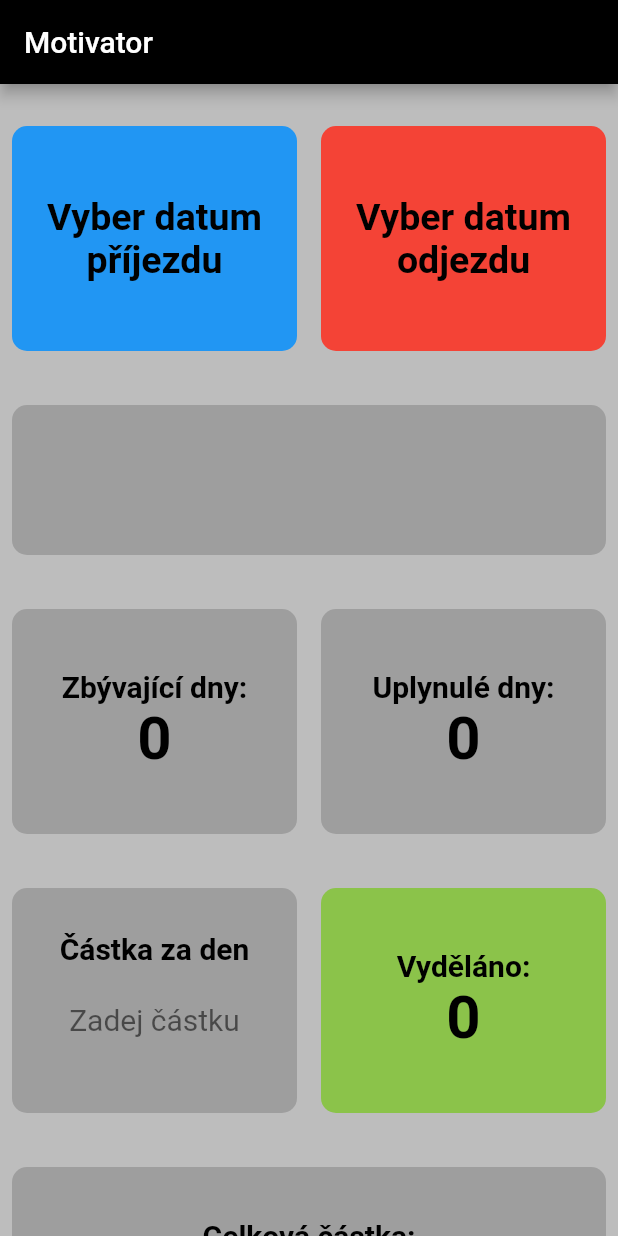
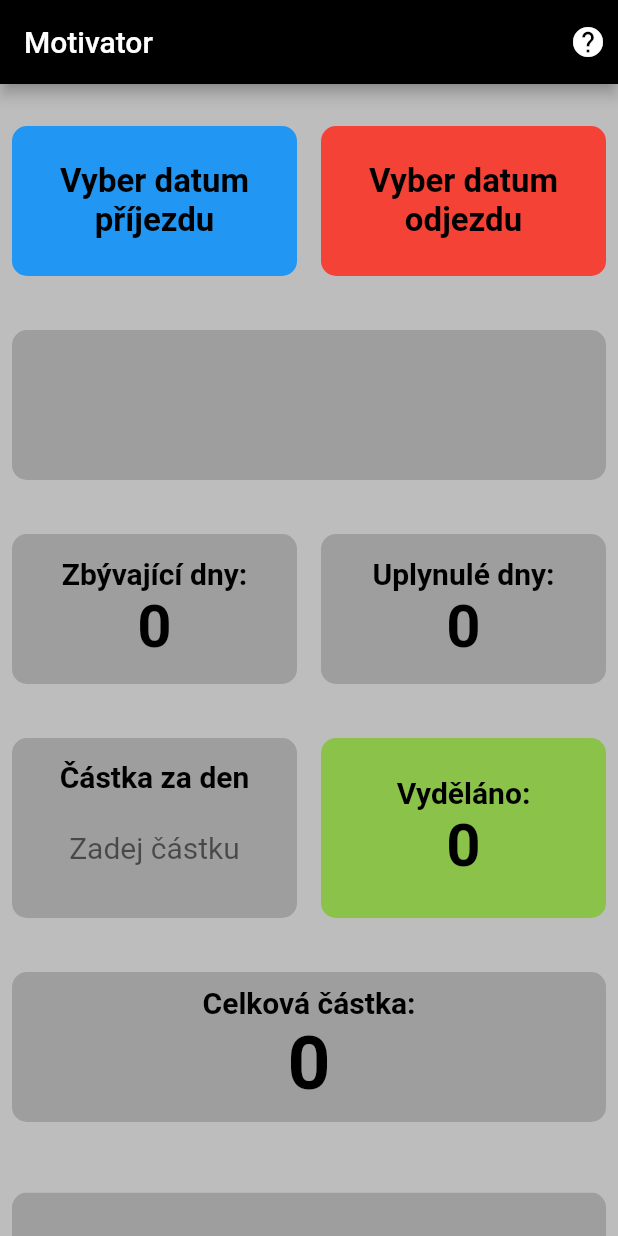
Before and after one commit to luklukass/motivator_with_initial_value, a Flutter app: the screen it shows after launch, on a phone screen of 412 x 824 dp. Run offline on Flutter 3.47's test engine with Material 2 defaults, Android fonts, the light colour scheme and no system bars; drawn by our look-alikes of pie_chart; our stand-ins replace shared_preferences.

Commit message:
with helpbutton

```diff
--- a/lib/main.dart
+++ b/lib/main.dart
@@ -244,9 +244,42 @@ class _ScrolledLayoutState extends State<ScrolledLayout> {
   @override
   Widget build(BuildContext context) {
     return Scaffold(
-      appBar: AppBar(
+        appBar: AppBar(
         title: const Text('Motivator'),
-      ),
+          actions: [
+            GestureDetector(
+              onTap: () {
+                showDialog(
+                  context: context,
+                    builder: (BuildContext context) {
+                      return AlertDialog(
+                        title: const Text('Nápověda'),
+                          content: const Text('Po vybrání datumů příjezdu a odjezdu a zadání vydělané částky za jeden den, je třeba kliknout na pole "Vyděláno" a "Celková částka" k výpočtu hodnot.',
+                            textAlign: TextAlign.center,
+                            style: TextStyle(
+                              fontSize: 18, // Set the font size to 20
+                              color: Colors.black,
+
+                            ),),
+                              actions: [
+                                ElevatedButton(
+                                    onPressed: () {
+                                      Navigator.of(context).pop();
+                                    },
+                                  child: const Text('Rozumím'),
+                                ),
+                              ],
+                      );
+                    },
+                );
+              },
+              child: Padding(
+                padding: const EdgeInsets.all(8.0),
+                 child: Icon(Icons.help),
+              ),
+            ),
+          ],
+        ),
       body: SingleChildScrollView(
         child: Column(
           children: [
@@ -263,14 +296,14 @@ class _ScrolledLayoutState extends State<ScrolledLayout> {
                       child: ClipRRect(
                         borderRadius: BorderRadius.circular(10), // Set circular corners
                         child: Container(
-                          height: 150,
+                          height: 100,
                           color: Colors.blue,
                           child: Center(
                             child: arrivalDate == null
                                 ? Text(
                               'Vyber datum příjezdu',
                               style: TextStyle(
-                                fontSize: 25, // Set the font size to 20
+                                fontSize: 22, // Set the font size to 20
                                 fontWeight: FontWeight.bold, // Set the font weight to bold
                                 color: Colors.black, // Set the text color to white
                               ),
@@ -300,14 +333,14 @@ class _ScrolledLayoutState extends State<ScrolledLayout> {
                         child: ClipRRect(
                           borderRadius: BorderRadius.circular(10), // Set circular corners
                           child: Container(
-                            height: 150,
+                            height: 100,
                             color: Colors.red,
                             child: Center(
                               child: departureDate == null
                                   ? Text(
                                 'Vyber datum odjezdu',
                                 style: TextStyle(
-                                  fontSize: 25, // Set the font size to 20
+                                  fontSize: 22, // Set the font size to 20
                                   fontWeight: FontWeight.bold, // Set the font weight to bold
                                   color: Colors.black, // Set the text color to white
                                 ),
@@ -370,7 +403,7 @@ class _ScrolledLayoutState extends State<ScrolledLayout> {
                     child: ClipRRect(
                       borderRadius: BorderRadius.circular(10),
                       child: Container(
-                        height: 150,
+                        height: 100,
                         color: Colors.grey,
                         child: Center(
                           child: RichText(
@@ -408,7 +441,7 @@ class _ScrolledLayoutState extends State<ScrolledLayout> {
                     child: ClipRRect(
                       borderRadius: BorderRadius.circular(10), // Set circular corners
                       child: Container(
-                        height: 150,
+                        height: 100,
                         color: Colors.grey,
                         child: Center(
                           child: RichText(
@@ -451,7 +484,7 @@ class _ScrolledLayoutState extends State<ScrolledLayout> {
                     child: ClipRRect(
                       borderRadius: BorderRadius.circular(10),
                       child: Container(
-                        height: 150,
+                        height: 120,
                         color: Colors.grey,
                         child: Padding(
                           padding: const EdgeInsets.all(8.0),
@@ -505,7 +538,7 @@ class _ScrolledLayoutState extends State<ScrolledLayout> {
                       child: ClipRRect(
                         borderRadius: BorderRadius.circular(10), // Set circular corners
                         child: Container(
-                          height: 150,
+                          height: 120,
                           color: Colors.lightGreen,
                           child: Center(
                             child: RichText(
@@ -551,7 +584,7 @@ class _ScrolledLayoutState extends State<ScrolledLayout> {
                       child: ClipRRect(
                         borderRadius: BorderRadius.circular(10), // Set circular corners
                         child: Container(
-                          height: 150,
+                          height: 100,
                           color: Colors.grey,
                           child: Center(
                             child: RichText(
```
